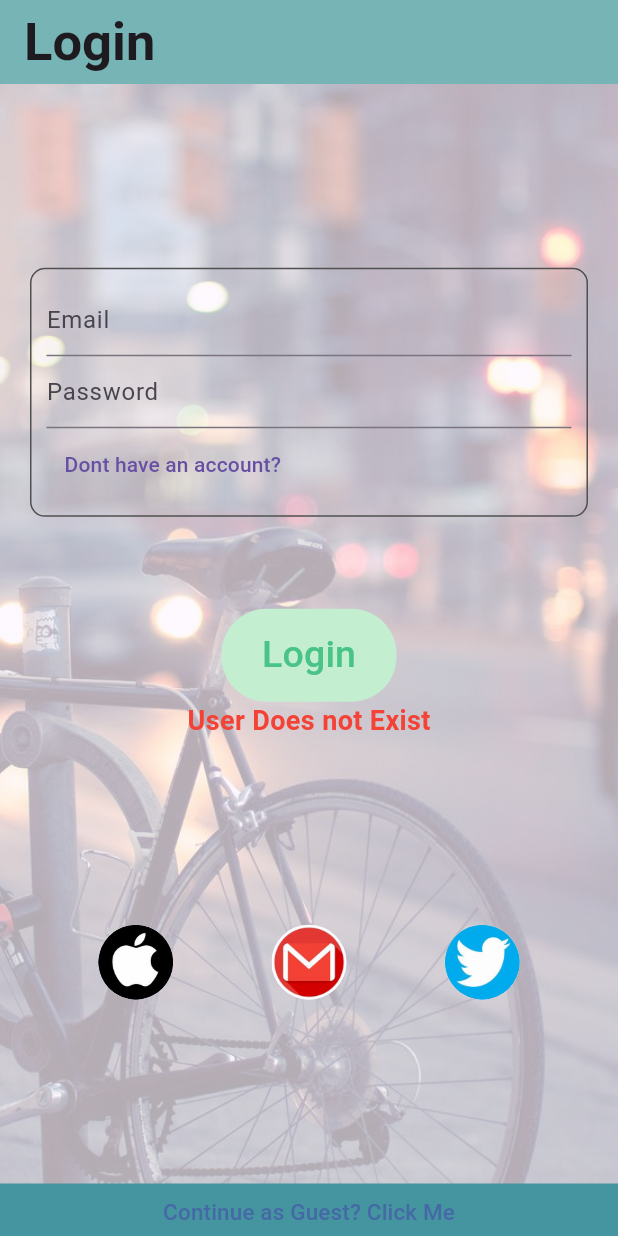
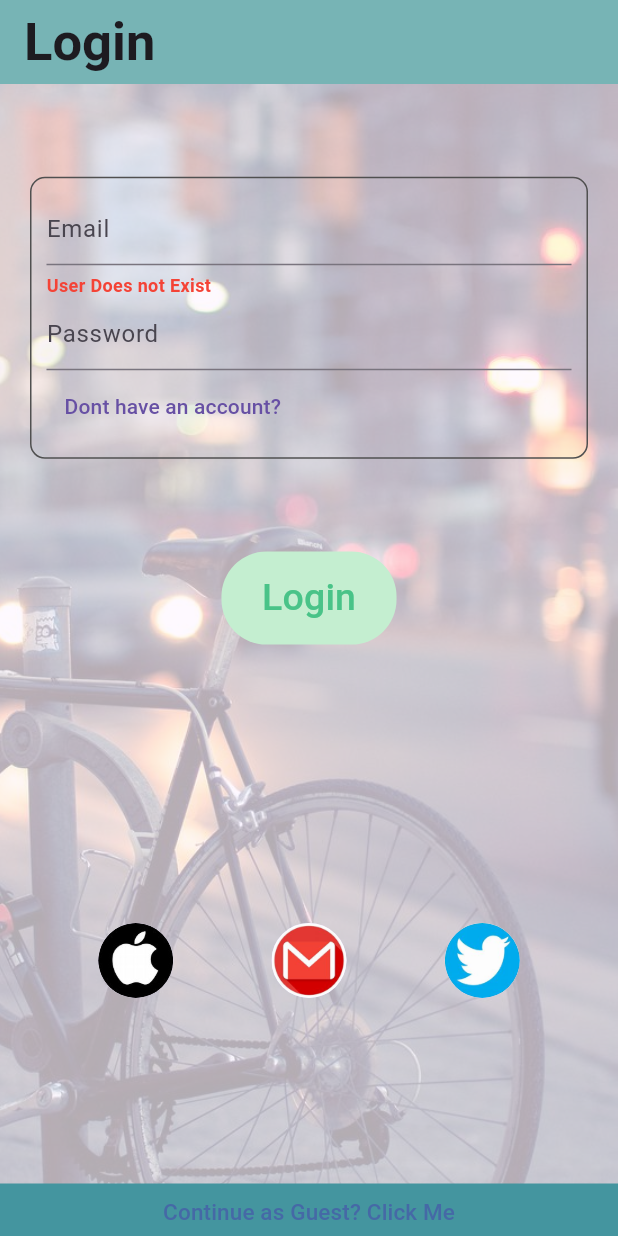
Before and after one commit to RotenKiwi/ketho, a Flutter app: the screen it shows after launch, after a tap on "Login", on a phone screen of 412 x 824 dp. Run offline on Flutter 3.47's test engine with Material 3 defaults, Android fonts, the phone set to English and light mode, and no system bars; our stand-ins replace google_maps_flutter.

Commit message:
features added
Profile page edit, login screen error display, etc

```diff
--- a/lib/Data/Users.dart
+++ b/lib/Data/Users.dart
@@ -20,3 +20,5 @@ addUser(String username, String pass){
   users.add(username);
   password.add(pass);
 }
+
+int index = 0;
--- a/lib/Screens/Drawer.dart
+++ b/lib/Screens/Drawer.dart
@@ -2,7 +2,7 @@ import 'package:flutter/material.dart';
 import 'package:ketho/Components/RoundedButton.dart';
 import 'package:ketho/Screens/Profile.dart';
 import 'package:ketho/Screens/Rewards.dart';
-
+import '../Data/Users.dart' as user;
 import 'Feedback.dart';
 import 'Payments.dart';
 import 'TripHistory.dart';
@@ -39,7 +39,7 @@ class HomepageDrawer extends StatelessWidget {
                     Column(
                       children: [
                         Text(
-                          'Kenneth Ho',
+                          (user.index == -1)?'Guest':'Kenneth Ho',
                           style: TextStyle(fontSize: 25),
                         ),
                         Container(
@@ -94,7 +94,7 @@ class HomepageDrawer extends StatelessWidget {
               ],
             ),
           ),
-          ListTile(
+          (user.index == -1)?Container():ListTile(
             title: Row(
               children: [
                 Icon(Icons.person_outline_rounded),
--- a/lib/Screens/LoginPage.dart
+++ b/lib/Screens/LoginPage.dart
@@ -42,7 +42,7 @@ class _LoginPageState extends State<LoginPage> {
           crossAxisAlignment: CrossAxisAlignment.center,
           children: [
             Spacer(
-              flex: 2,
+              flex: 1,
             ),
             Padding(
               padding: const EdgeInsets.symmetric(horizontal: 20.0),
@@ -65,6 +65,18 @@ class _LoginPageState extends State<LoginPage> {
                           hintText: 'Email',
                         ),
                       ),
+                      SizedBox(
+                        height: 5,
+                      ),
+                      (errorMessage == 'User Does not Exist')
+                          ? Text(
+                              errorMessage,
+                              style: TextStyle(
+                                  fontSize: 12,
+                                  fontWeight: FontWeight.bold,
+                                  color: Colors.red),
+                            )
+                          : Container(),
                       TextFormField(
                         onChanged: (value) {
                           password = value;
@@ -74,6 +86,15 @@ class _LoginPageState extends State<LoginPage> {
                         ),
                         obscureText: true,
                       ),
+                      (errorMessage == 'Incorrect Password')
+                          ? Text(
+                              errorMessage,
+                              style: TextStyle(
+                                  fontSize: 12,
+                                  fontWeight: FontWeight.bold,
+                                  color: Colors.red),
+                            )
+                          : Container(),
                       TextButton(
                           onPressed: () {
                             Navigator.push(
@@ -96,19 +117,19 @@ class _LoginPageState extends State<LoginPage> {
                   user.users.contains(username)
                       ? (password ==
                               user.password[user.users.indexOf(username)])
-                          ? (Navigator.push(
-                              context,
-                              MaterialPageRoute(
-                                  builder: (context) => MapSample())))
-                          : errorMessage = 'Incorrect Credentials'
+                          ? (
+                              user.index = user.users.indexOf(username),
+                              Navigator.push(
+                                  context,
+                                  MaterialPageRoute(
+                                      builder: (context) => MapSample())),
+                            )
+                          : errorMessage = 'Incorrect Password'
                       : errorMessage = 'User Does not Exist';
-                  setState(() {
-
-                  });
+                  setState(() {});
                 }),
-            Text(errorMessage, style: TextStyle(fontSize: 18, fontWeight: FontWeight.bold, color: Colors.red),),
             Spacer(
-              flex: 2,
+              flex: 3,
             ),
             (size.height < 5000)
                 ? Row(
@@ -143,6 +164,7 @@ class _LoginPageState extends State<LoginPage> {
               color: Color(0xff44959F),
               child: TextButton(
                 onPressed: () {
+                  user.index = -1;
                   Navigator.push(context,
                       MaterialPageRoute(builder: (context) => MapSample()));
                 },
--- a/pubspec.yaml
+++ b/pubspec.yaml
@@ -38,6 +38,7 @@ dependencies:
   cupertino_icons: ^1.0.2
   google_maps_flutter: ^2.5.3
   url_launcher: ^6.2.4
+  camera: ^0.10.5+9
 
 dev_dependencies:
   flutter_test:
```
Also changed, not shown: lib/Components/ProfileField.dart (added, +29 -0 lines), lib/Screens/Feedback.dart (+16 -5 lines), lib/Screens/Homepage.dart (+14 -28 lines), lib/Screens/Profile.dart (+22 -46 lines), pubspec.lock.
